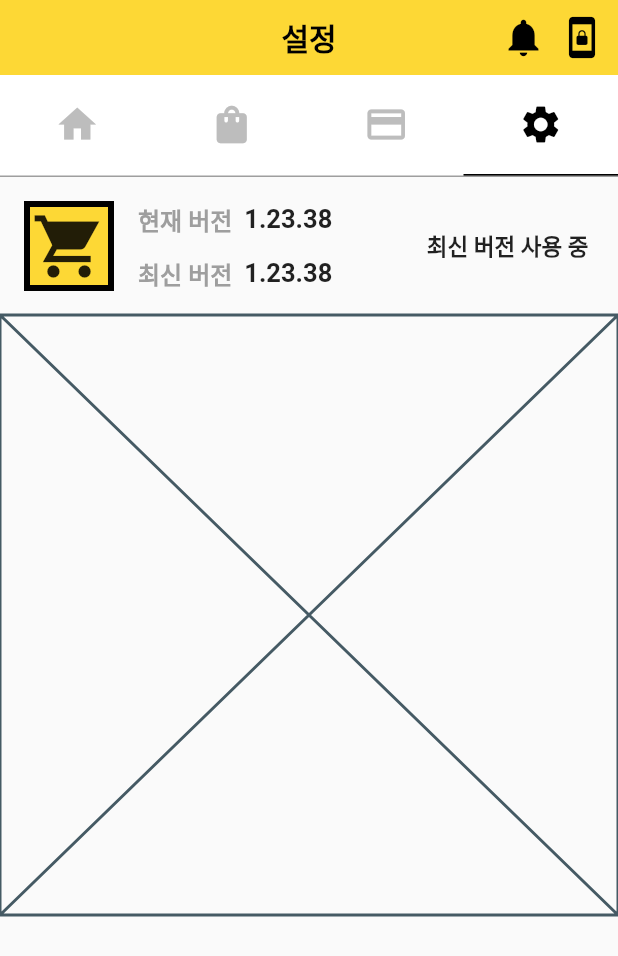
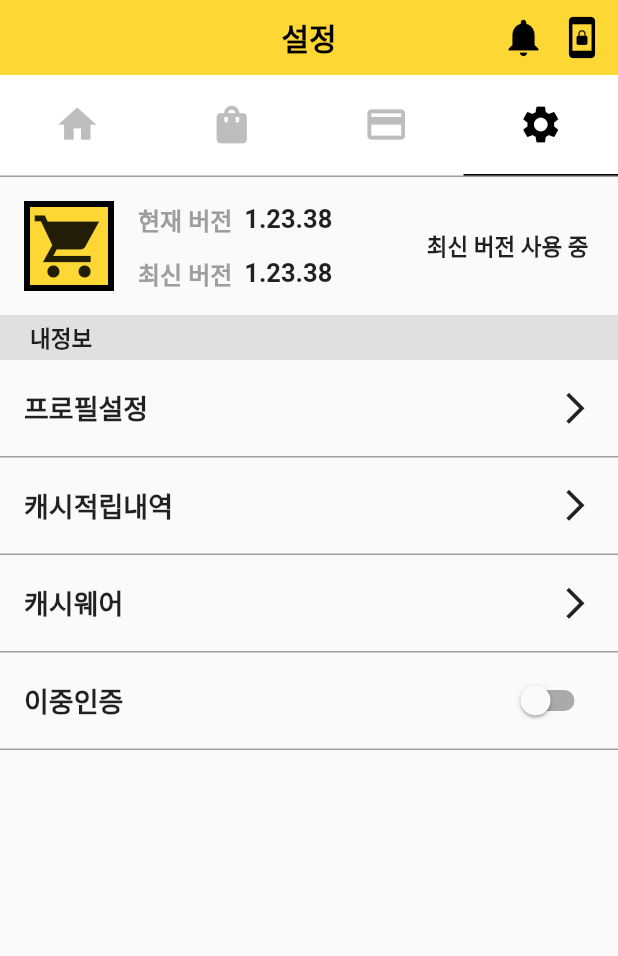
Before and after one commit to chihyeonwon/pedometer, a Flutter app: the screen it shows after launch, tab 4 chosen, on a phone screen of 412 x 824 dp. Shown: the top 956 px of the screen. Run offline on Flutter 3.47's test engine with Material 2 defaults, Android fonts, the phone set to English and light mode, and no system bars; our stand-ins replace carousel_slider.

Commit message:
SettingScreen Middle 내정보 위젯 구현

```diff
--- a/lib/Screen/setting_screen.dart
+++ b/lib/Screen/setting_screen.dart
@@ -81,8 +81,12 @@ class Top extends StatelessWidget {
             ],
           ),
           Padding(
-            padding: const EdgeInsets.only(left:55.0),
-            child: Text('최신 버전 사용 중', style: TextStyle(fontWeight:FontWeight.bold, fontSize:15.0,)),
+            padding: const EdgeInsets.only(left: 55.0),
+            child: Text('최신 버전 사용 중',
+                style: TextStyle(
+                  fontWeight: FontWeight.bold,
+                  fontSize: 15.0,
+                )),
           ),
         ],
       ),
@@ -90,11 +94,173 @@ class Top extends StatelessWidget {
   }
 }
 
-class Middle extends StatelessWidget {
+class Middle extends StatefulWidget {
   const Middle({Key? key}) : super(key: key);
 
   @override
+  State<Middle> createState() => _MiddleState();
+}
+
+class _MiddleState extends State<Middle> {
+
+  bool _isChecked = false;
+
+  @override
   Widget build(BuildContext context) {
-    return const Placeholder();
+    return Material(
+      child: Container(
+          height: MediaQuery
+              .of(context)
+              .size
+              .height,
+          child: Column(
+            children: [
+              Stack(
+                children: [
+                  Container(
+                    height: 30.0,
+                    color: Colors.grey[300],
+                  ),
+                  Positioned(
+                    left: 20.0,
+                    top: 4.0,
+                    child: Text('내정보',
+                        style: TextStyle(
+                          fontSize: 15.0,
+                          fontWeight: FontWeight.bold,
+                        )),
+                  ),
+                ],
+              ),
+              InkWell(
+                onTap: () {}, // 프로필설정 페이지로 이동
+                child: Ink(
+                    height: 65.0,
+                    decoration: BoxDecoration(
+                        border: Border(
+                            bottom: BorderSide(
+                              color: Colors.grey,
+                            ))),
+                    child: Row(
+                      mainAxisAlignment: MainAxisAlignment.spaceBetween,
+                      children: [
+                        Padding(
+                          padding: const EdgeInsets.only(left: 16.0),
+                          child: Text('프로필설정',
+                              style: TextStyle(
+                                fontSize: 18.0,
+                                fontWeight: FontWeight.bold,
+                              )),
+                        ),
+                        Padding(
+                          padding: const EdgeInsets.only(right: 16.0),
+                          child: Icon(
+                            Icons.arrow_forward_ios,
+                            size: 25.0,
+                          ),
+                        ),
+                      ],
+                    )),
+              ),
+              InkWell(
+                onTap: () {}, // 캐시적립내역 페이지로 이동
+                child: Ink(
+                    height: 65.0,
+                    decoration: BoxDecoration(
+                        border: Border(
+                            bottom: BorderSide(
+                              color: Colors.grey,
+                            ))),
+                    child: Row(
+                      mainAxisAlignment: MainAxisAlignment.spaceBetween,
+                      children: [
+                        Padding(
+                          padding: const EdgeInsets.only(left: 16.0),
+                          child: Text('캐시적립내역',
+                              style: TextStyle(
+                                fontSize: 18.0,
+                                fontWeight: FontWeight.bold,
+                              )),
+                        ),
+                        Padding(
+                          padding: const EdgeInsets.only(right: 16.0),
+                          child: Icon(
+                            Icons.arrow_forward_ios,
+                            size: 25.0,
+                          ),
+                        ),
+                      ],
+                    )),
+              ),
+              InkWell(
+                onTap: () {}, // 캐시웨어 페이지로 이동
+                child: Ink(
+                    height: 65.0,
+                    decoration: BoxDecoration(
+                        border: Border(
+                            bottom: BorderSide(
+                              color: Colors.grey,
+                            ))),
+                    child: Row(
+                      mainAxisAlignment: MainAxisAlignment.spaceBetween,
+                      children: [
+                        Padding(
+                          padding: const EdgeInsets.only(left: 16.0),
+                          child: Text('캐시웨어',
+                              style: TextStyle(
+                                fontSize: 18.0,
+                                fontWeight: FontWeight.bold,
+                              )),
+                        ),
+                        Padding(
+                          padding: const EdgeInsets.only(right: 16.0),
+                          child: Icon(
+                            Icons.arrow_forward_ios,
+                            size: 25.0,
+                          ),
+                        ),
+                      ],
+                    )),
+              ),
+              InkWell(
+                  onTap: () {}, // 이중인증 페이지로 이동
+                  child: Ink(
+                    height: 65.0,
+                    decoration: BoxDecoration(
+                        border: Border(
+                            bottom: BorderSide(
+                              color: Colors.grey,
+                            ))),
+                    child: Row(
+                        mainAxisAlignment: MainAxisAlignment.spaceBetween,
+                        children: [
+                    Padding(
+                    padding: const EdgeInsets.only(left: 16.0),
+                    child: Text('이중인증',
+                        style: TextStyle(
+                          fontSize: 18.0,
+                          fontWeight: FontWeight.bold,
+                        )),
+                  ),
+                  Padding(
+                      padding: const EdgeInsets.only(right: 16.0),
+                      child: Switch(
+                        value:_isChecked,
+                          onChanged: (value) {
+                            setState(() {
+                              _isChecked = value;
+                            });
+                  }
+                  )
+              ),
+            ],
+          )),
+    ),]
+    ,
+    )
+    ,
+    )
+    ,
+    );
   }
 }
```
Lines whose indentation alone changed are shown as unchanged.
